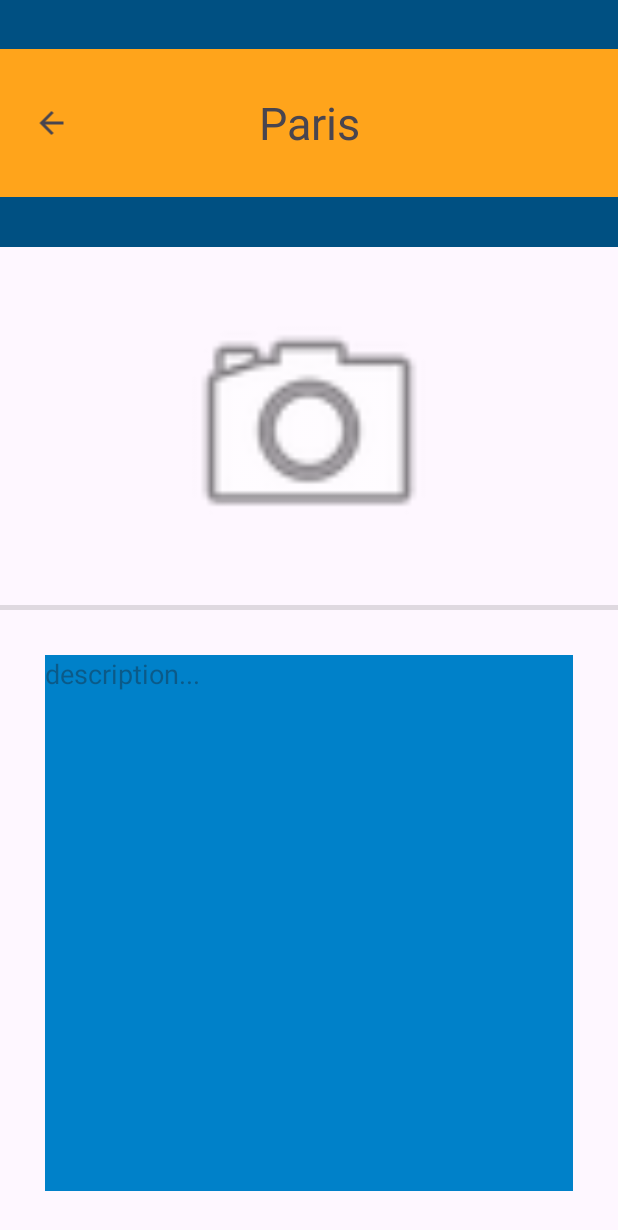
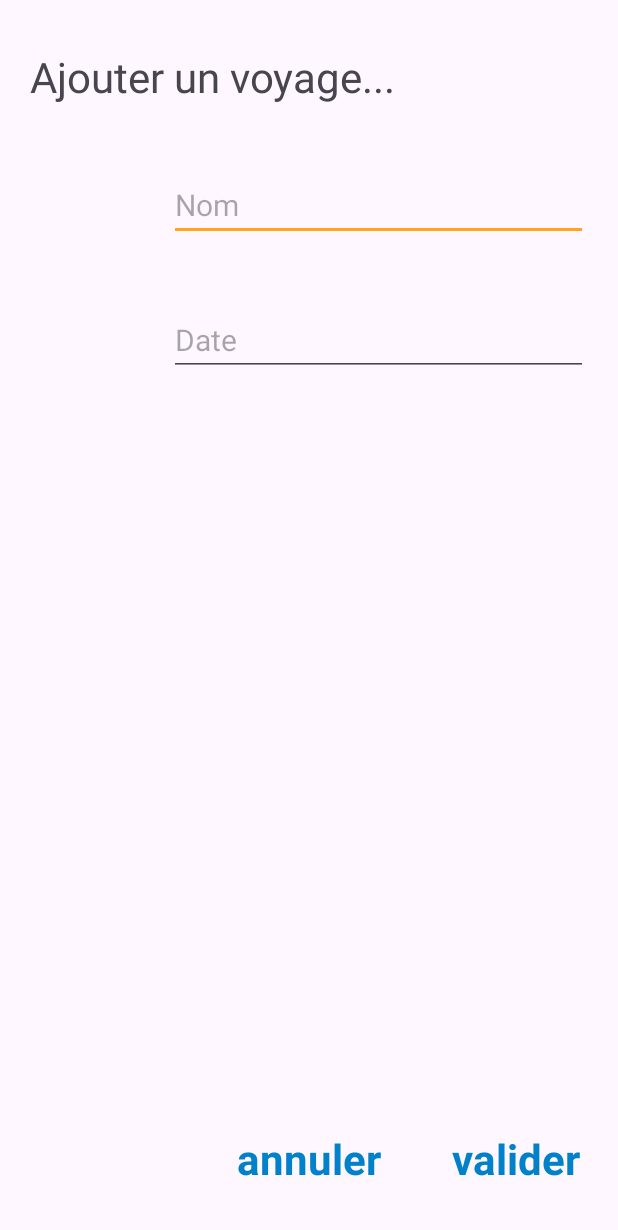
Before and after one commit to mathisfeltrin/diarystravel, an Android app: the screen it shows after launch (TravelActivity before the commit, DialogActivity after it), after a tap on "ic_input_add", on a phone screen of 412 x 824 dp. Shown: the top 1230 px of the screen. Run offline under Robolectric (Android 15) with nearby library versions, the phone set to English and light mode, and no system bars.

Commit message:
page dialog

```diff
--- a/app/src/main/AndroidManifest.xml
+++ b/app/src/main/AndroidManifest.xml
@@ -13,6 +13,9 @@
         android:theme="@style/Theme.Diarystravel"
         tools:targetApi="31">
         <activity
+            android:name=".activity.DialogActivity"
+            android:exported="false" />
+        <activity
             android:name=".activity.TravelActivity"
             android:exported="false" />
         <activity
--- /dev/null
+++ b/app/src/main/java/tp/info507/diarystravel/activity/DialogActivity.kt
@@ -0,0 +1,33 @@
+package tp.info507.diarystravel.activity
+
+import android.content.Intent
+import androidx.appcompat.app.AppCompatActivity
+import android.os.Bundle
+import android.widget.EditText
+import android.widget.TextView
+import android.widget.Toast
+import tp.info507.diarystravel.R
+
+class DialogActivity : AppCompatActivity() {
+    override fun onCreate(savedInstanceState: Bundle?) {
+        super.onCreate(savedInstanceState)
+        setContentView(R.layout.activity_dialog)
+
+        val annuler = findViewById<TextView>(R.id.annuler)
+
+        annuler.setOnClickListener {
+            //Toast.makeText(applicationContext, "Coucou !", Toast.LENGTH_SHORT).show()
+            val intent = Intent(applicationContext, MainActivity::class.java)
+            startActivity(intent)
+        }
+
+        val valider = findViewById<TextView>(R.id.valider)
+
+        valider.setOnClickListener {
+            val name = findViewById<EditText>(R.id.dialog_name);
+            Toast.makeText(applicationContext, name.getText().toString(), Toast.LENGTH_SHORT).show()
+            val intent = Intent(applicationContext, MainActivity::class.java)
+            startActivity(intent)
+        }
+    }
+}
--- a/app/src/main/java/tp/info507/diarystravel/activity/MainActivity.kt
+++ b/app/src/main/java/tp/info507/diarystravel/activity/MainActivity.kt
@@ -13,13 +13,15 @@ class MainActivity : AppCompatActivity() {
         super.onCreate(savedInstanceState)
         setContentView(R.layout.activity_main)
 
+
         val button:ImageButton = findViewById<ImageButton>(R.id.addButton)
 
         button.setOnClickListener {
             //Toast.makeText(applicationContext, "Coucou !", Toast.LENGTH_SHORT).show()
-            val intent = Intent(applicationContext, TravelActivity::class.java)
+            val intent = Intent(applicationContext, DialogActivity::class.java)
             startActivity(intent)
         }
+
 
         val list : RecyclerView = findViewById(R.id.travel_list)
         list.adapter = TravelAdapter()
--- a/app/src/main/java/tp/info507/diarystravel/adapter/TravelAdapter.kt
+++ b/app/src/main/java/tp/info507/diarystravel/adapter/TravelAdapter.kt
@@ -1,11 +1,13 @@
 package tp.info507.diarystravel.adapter
 
+import android.content.Intent
 import android.view.LayoutInflater
 import android.view.View
 import android.view.ViewGroup
 import android.widget.TextView
 import androidx.recyclerview.widget.RecyclerView
 import tp.info507.diarystravel.R
+import tp.info507.diarystravel.activity.TravelActivity
 
 class TravelAdapter: RecyclerView.Adapter<TravelAdapter.TravelHolder>(){
     class TravelHolder(itemView: View): RecyclerView.ViewHolder(itemView) {
@@ -21,9 +23,16 @@ class TravelAdapter: RecyclerView.Adapter<TravelAdapter.TravelHolder>(){
     override fun onBindViewHolder(holder: TravelHolder, position: Int) {
         holder.country.text = "Paris"
         holder.date.text = "octobre 2023"
+
+        holder.itemView.setOnClickListener {
+            // Action à effectuer lorsque l'élément est cliqué
+            val context = holder.itemView.context
+            val intent = Intent(context, TravelActivity::class.java)
+            context.startActivity(intent)
+        }
     }
 
     override fun getItemCount(): Int {
-        return 10
+        return 3
     }
 }
--- /dev/null
+++ b/app/src/main/res/layout/activity_dialog.xml
@@ -0,0 +1,112 @@
+<?xml version="1.0" encoding="utf-8"?>
+<LinearLayout xmlns:android="http://schemas.android.com/apk/res/android"
+    xmlns:app="http://schemas.android.com/apk/res-auto"
+    android:layout_width="match_parent"
+    android:layout_height="match_parent"
+    android:orientation="vertical">
+    <LinearLayout
+        android:layout_width="match_parent"
+        android:layout_height="0dp"
+        android:layout_weight="1">
+
+        <TextView
+            android:layout_width="match_parent"
+            android:layout_height="match_parent"
+            android:text="Ajouter un voyage..."
+            android:gravity="center|start"
+            android:paddingLeft="20dp"
+            android:textSize="28dp">
+        </TextView>
+
+    </LinearLayout>
+
+    <LinearLayout
+        android:layout_width="match_parent"
+        android:layout_height="0dp"
+        android:layout_weight="6"
+        android:orientation="vertical">
+
+        <LinearLayout
+            android:layout_width="match_parent"
+            android:layout_height="70dp"
+            android:layout_marginLeft="20dp"
+            android:layout_marginTop="10dp"
+            android:layout_marginRight="20dp"
+            android:layout_marginBottom="10dp"
+            android:orientation="horizontal">
+            <Space
+                android:layout_width="0dp"
+                android:layout_height="wrap_content"
+                android:layout_weight="1" />
+            <EditText
+                android:id="@+id/dialog_name"
+                android:layout_width="0dp"
+                android:layout_height="wrap_content"
+                android:layout_weight="3"
+                android:hint="Nom"
+                android:textSize="20dp"
+                android:inputType="text" />
+        </LinearLayout>
+
+        <LinearLayout
+            android:layout_width="match_parent"
+            android:layout_height="70dp"
+            android:layout_marginLeft="20dp"
+            android:layout_marginTop="10dp"
+            android:layout_marginRight="20dp"
+            android:layout_marginBottom="10dp"
+            android:orientation="horizontal">
+            <Space
+                android:layout_width="0dp"
+                android:layout_height="wrap_content"
+                android:layout_weight="1" />
+            <EditText
+                android:id="@+id/dialog_date"
+                android:layout_width="0dp"
+                android:layout_height="wrap_content"
+                android:layout_weight="3"
+                android:hint="Date"
+                android:textSize="20dp"
+                android:inputType="text" />
+        </LinearLayout>
+
+    </LinearLayout>
+
+    <LinearLayout
+        android:layout_width="match_parent"
+        android:layout_height="0dp"
+        android:layout_weight="1"
+        android:orientation="horizontal">
+
+        <Space
+            android:layout_width="0dp"
+            android:layout_height="match_parent"
+            android:layout_weight="1" />
+
+        <TextView
+            android:id="@+id/annuler"
+            android:layout_width="0dp"
+            android:layout_height="match_parent"
+            android:layout_weight="1"
+            android:text="annuler"
+            android:gravity="center"
+            android:textSize="28dp"
+            android:textColor="@color/colorPrimary"
+            android:textStyle="bold">
+        </TextView>
+
+        <TextView
+            android:id="@+id/valider"
+            android:layout_width="0dp"
+            android:layout_height="match_parent"
+            android:layout_weight="1"
+            android:text="valider"
+            android:gravity="center"
+            android:textSize="28dp"
+            android:textColor="@color/colorPrimary"
+            android:textStyle="bold">
+        </TextView>
+
+    </LinearLayout>
+
+</LinearLayout>
--- a/app/src/main/res/layout/item_travel.xml
+++ b/app/src/main/res/layout/item_travel.xml
@@ -2,6 +2,7 @@
 
     <LinearLayout
         xmlns:android="http://schemas.android.com/apk/res/android"
+        android:id="@+id/itemView"
         android:layout_width="match_parent"
         android:layout_height="wrap_content"
         android:orientation="horizontal"
```
